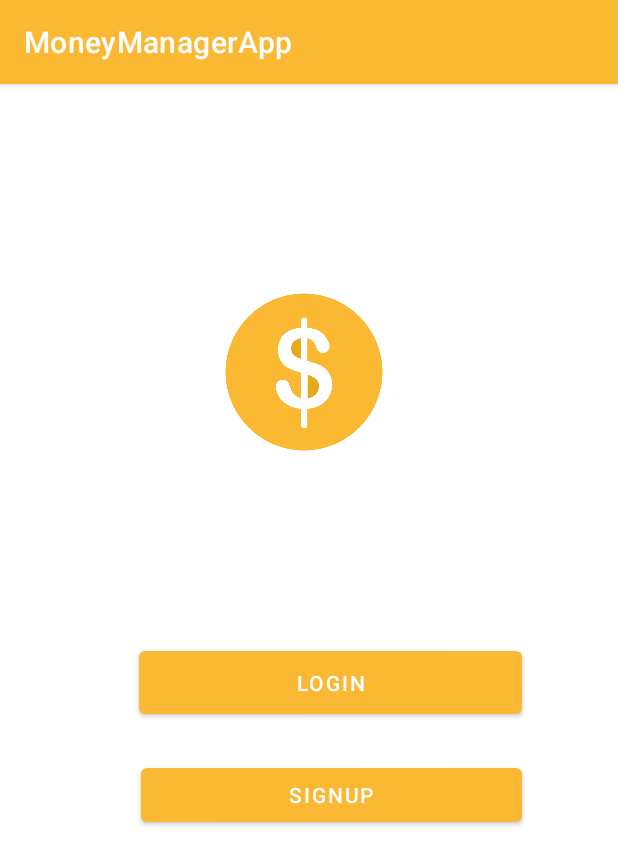
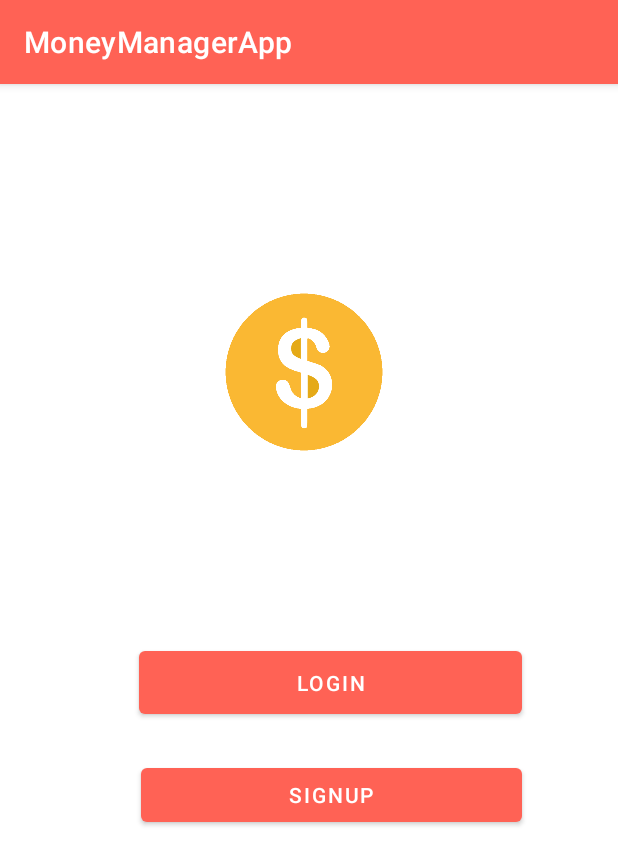
Before and after one commit to srivijayram/MoneyManager, an Android app: the login_signup_view screen opened directly, with no data from a screen before it, on a phone screen of 412 x 824 dp. Shown: the top 865 px of the screen. Run offline under Robolectric (Android 15) with nearby library versions, the phone set to English and light mode, and no system bars.

Commit message:
color change

```diff
--- a/app/src/main/res/layout/activity_login.xml
+++ b/app/src/main/res/layout/activity_login.xml
@@ -15,7 +15,7 @@
         android:layout_height="200dp"
         android:layout_gravity="center"
         android:layout_marginTop="25dp"
-        android:src="@drawable/logo3"/>
+        android:src="@drawable/logo5"/>
 
     <LinearLayout
         android:layout_width="match_parent"
@@ -71,7 +71,7 @@
             android:layout_height="wrap_content"
             android:layout_marginTop="24dp"
             android:text="Login"
-            android:backgroundTint="@color/yellow"/>
+            android:backgroundTint="@color/bgcolor"/>
 
         <LinearLayout
             android:layout_width="match_parent"
--- a/app/src/main/res/layout/activity_login_signup_view.xml
+++ b/app/src/main/res/layout/activity_login_signup_view.xml
@@ -28,7 +28,7 @@
         android:onClick="sendMessage1"
         android:text="login"
         android:textColor="@color/white"
-        app:backgroundTint="#fab833"
+        app:backgroundTint="@color/buttoncolor"
         app:layout_constraintEnd_toEndOf="parent"
         app:layout_constraintTop_toBottomOf="@+id/imageView2" />
 
@@ -42,7 +42,7 @@
         android:onClick="sendMessage"
         android:text="signup"
         android:textColor="@color/white"
-        app:backgroundTint="#fab833"
+        app:backgroundTint="@color/buttoncolor"
         app:layout_constraintEnd_toEndOf="parent"
         app:layout_constraintTop_toBottomOf="@+id/login" />
 </androidx.constraintlayout.widget.ConstraintLayout>
--- a/app/src/main/res/layout/activity_main.xml
+++ b/app/src/main/res/layout/activity_main.xml
@@ -57,7 +57,7 @@
             android:layout_marginTop="40dp"
             app:layout_constraintTop_toBottomOf="@+id/quote" android:layout_marginEnd="36dp"
             android:layout_marginRight="36dp" app:layout_constraintEnd_toEndOf="parent"
-            android:textColor="@color/white" app:backgroundTint="#fab833" app:layout_constraintStart_toStartOf="parent"
+            android:textColor="@color/white" app:backgroundTint="@color/bgcolor" app:layout_constraintStart_toStartOf="parent"
             android:layout_marginLeft="202dp" android:layout_marginStart="202dp"
             app:layout_constraintHorizontal_bias="1.0" android:onClick="sendMessage"/>
 </androidx.constraintlayout.widget.ConstraintLayout>
--- a/app/src/main/res/layout/activity_register.xml
+++ b/app/src/main/res/layout/activity_register.xml
@@ -98,7 +98,7 @@
             android:layout_width="match_parent"
             android:layout_height="wrap_content"
             android:layout_marginTop="24dp"
-            android:backgroundTint="@color/yellow"
+            android:backgroundTint="@color/bgcolor"
             android:text="Register"/>
 
         <LinearLayout
--- a/app/src/main/res/layout/activity_splash_screen.xml
+++ b/app/src/main/res/layout/activity_splash_screen.xml
@@ -5,7 +5,7 @@
     android:layout_width="match_parent"
     android:layout_height="match_parent"
     tools:context=".SplashScreenActivity"
-    android:background="#fab833">
+    android:background="@color/bgcolor">
 
     <ImageView
         android:id="@+id/imageView4"
@@ -17,6 +17,6 @@
         app:layout_constraintStart_toStartOf="parent"
         app:layout_constraintTop_toTopOf="parent"
         app:layout_constraintVertical_bias="0.454"
-        app:srcCompat="@drawable/logo2" />
+        app:srcCompat="@drawable/logo4" />
 
 </androidx.constraintlayout.widget.ConstraintLayout>
--- a/app/src/main/res/values/colors.xml
+++ b/app/src/main/res/values/colors.xml
@@ -7,11 +7,12 @@
     <color name="teal_700">#FF018786</color>
     <color name="black">#FF000000</color>
     <color name="white">#FFFFFFFF</color>
-    <color name="yellow">#fab833</color>
+    <color name="bgcolor">#ff6255</color>
     <color name="colorPrimary">#024265</color>
     <color name="colorPrimaryDark">#024265</color>
     <color name="colorAccent">#05af9b</color>
 
+    <color name="buttoncolor">#ff6255</color>
     <color name="color_one">#fb7268</color>
     <color name="color_white">#ededf2</color>
     <color name="color_two">#E3E0E0</color>
--- a/app/src/main/res/values/themes.xml
+++ b/app/src/main/res/values/themes.xml
@@ -2,8 +2,8 @@
     <!-- Base application theme. -->
     <style name="Theme.MoneyManagerApp" parent="Theme.MaterialComponents.DayNight.DarkActionBar">
         <!-- Primary brand color. -->
-        <item name="colorPrimary">@color/yellow</item>
-        <item name="colorPrimaryVariant">@color/yellow</item>
+        <item name="colorPrimary">@color/bgcolor</item>
+        <item name="colorPrimaryVariant">@color/bgcolor</item>
         <item name="colorOnPrimary">@color/white</item>
         <!-- Secondary brand color. -->
         <item name="colorSecondary">@color/teal_200</item>
```
Also changed, not shown: app/src/main/res/drawable/logo4.png (added), app/src/main/res/drawable/logo5.png (added).
